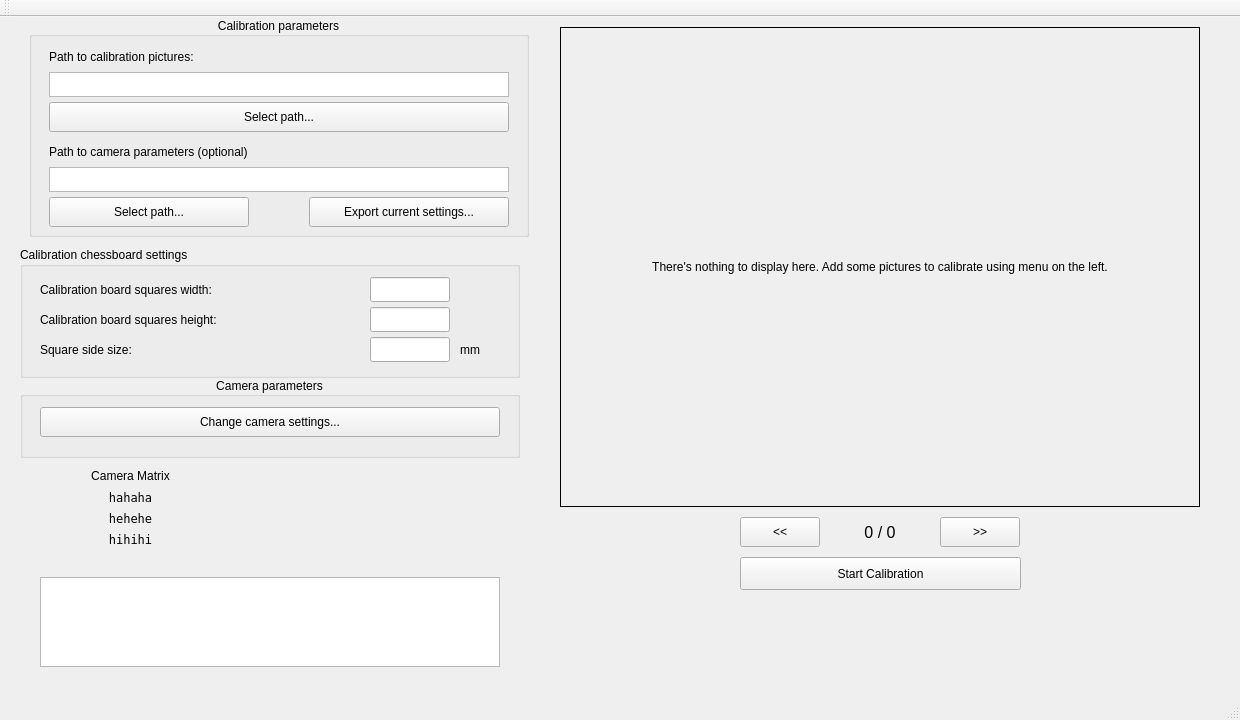
Qt form gui-beta/calib-gui/calibgui.ui (Kuwashitamidayo/camera_calib) before a commit.
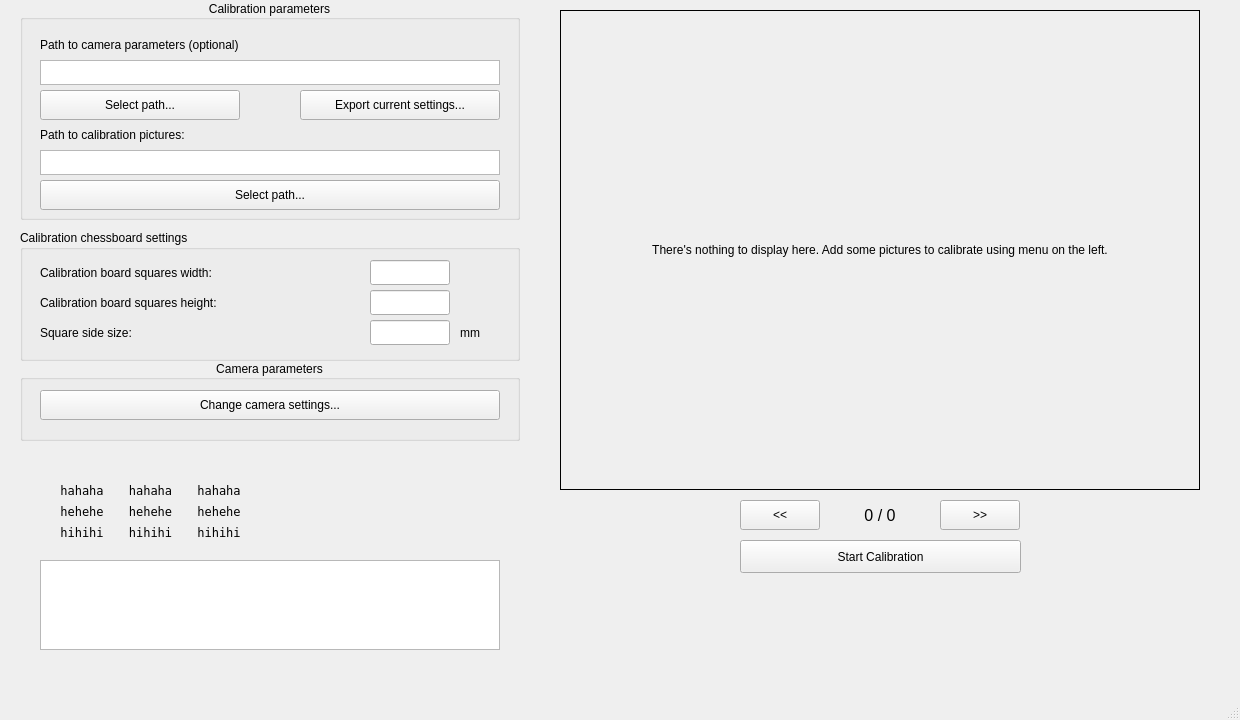
The same form after that commit.

Commit message: GUI is now reorganized. Added connection between both windows parameters, now camera matrix and distance coefficients are updated when needed.

```diff
--- a/gui-beta/calib-gui/calibgui.ui
+++ b/gui-beta/calib-gui/calibgui.ui
@@ -32,7 +32,7 @@
    <widget class="QGroupBox" name="gBoxCalibParams">
     <property name="geometry">
      <rect>
-      <x>29</x>
+      <x>20</x>
       <y>0</y>
       <width>500</width>
       <height>220</height>
@@ -75,7 +75,7 @@
      <property name="geometry">
       <rect>
        <x>20</x>
-       <y>55</y>
+       <y>150</y>
        <width>460</width>
        <height>25</height>
       </rect>
@@ -103,7 +103,7 @@
      <property name="geometry">
       <rect>
        <x>20</x>
-       <y>30</y>
+       <y>125</y>
        <width>310</width>
        <height>20</height>
       </rect>
@@ -122,7 +122,7 @@
      <property name="geometry">
       <rect>
        <x>20</x>
-       <y>85</y>
+       <y>180</y>
        <width>460</width>
        <height>30</height>
       </rect>
@@ -147,7 +147,7 @@
      <property name="geometry">
       <rect>
        <x>20</x>
-       <y>125</y>
+       <y>35</y>
        <width>310</width>
        <height>20</height>
       </rect>
@@ -166,7 +166,7 @@
      <property name="geometry">
       <rect>
        <x>20</x>
-       <y>150</y>
+       <y>60</y>
        <width>460</width>
        <height>25</height>
       </rect>
@@ -182,7 +182,7 @@
      <property name="geometry">
       <rect>
        <x>20</x>
-       <y>180</y>
+       <y>90</y>
        <width>200</width>
        <height>30</height>
       </rect>
@@ -201,7 +201,7 @@
      <property name="geometry">
       <rect>
        <x>280</x>
-       <y>180</y>
+       <y>90</y>
        <width>200</width>
        <height>30</height>
       </rect>
@@ -441,73 +441,6 @@
      </property>
     </widget>
    </widget>
-   <widget class="QWidget" name="verticalLayoutWidget">
-    <property name="geometry">
-     <rect>
-      <x>40</x>
-      <y>440</y>
-      <width>181</width>
-      <height>101</height>
-     </rect>
-    </property>
-    <layout class="QVBoxLayout" name="verticalLayoutCamMatrix">
-     <item>
-      <widget class="QLabel" name="labelCameraMatrix">
-       <property name="text">
-        <string>Camera Matrix</string>
-       </property>
-       <property name="alignment">
-        <set>Qt::AlignCenter</set>
-       </property>
-      </widget>
-     </item>
-     <item>
-      <widget class="QLabel" name="labelCamRow1">
-       <property name="font">
-        <font>
-         <family>Bitstream Vera Sans Mono</family>
-        </font>
-       </property>
-       <property name="text">
-        <string>hahaha</string>
-       </property>
-       <property name="alignment">
-        <set>Qt::AlignCenter</set>
-       </property>
-      </widget>
-     </item>
-     <item>
-      <widget class="QLabel" name="labelCamRow2">
-       <property name="font">
-        <font>
-         <family>Bitstream Vera Sans Mono</family>
-        </font>
-       </property>
-       <property name="text">
-        <string>hehehe</string>
-       </property>
-       <property name="alignment">
-        <set>Qt::AlignCenter</set>
-       </property>
-      </widget>
-     </item>
-     <item>
-      <widget class="QLabel" name="labelCamRow3">
-       <property name="font">
-        <font>
-         <family>Bitstream Vera Sans Mono</family>
-        </font>
-       </property>
-       <property name="text">
-        <string>hihihi</string>
-       </property>
-       <property name="alignment">
-        <set>Qt::AlignCenter</set>
-       </property>
-      </widget>
-     </item>
-    </layout>
-   </widget>
    <widget class="QLabel" name="labelIsChessFound">
     <property name="geometry">
      <rect>
@@ -537,6 +470,280 @@
      <string>Start Calibration</string>
     </property>
    </widget>
+   <widget class="QWidget" name="gridLayoutWidget">
+    <property name="geometry">
+     <rect>
+      <x>40</x>
+      <y>450</y>
+      <width>221</width>
+      <height>101</height>
+     </rect>
+    </property>
+    <layout class="QGridLayout" name="gridCamMatrix">
+     <item row="3" column="0">
+      <widget class="QLabel" name="labelCamRow3_1">
+       <property name="font">
+        <font>
+         <family>Bitstream Vera Sans Mono</family>
+        </font>
+       </property>
+       <property name="text">
+        <string>hihihi</string>
+       </property>
+       <property name="alignment">
+        <set>Qt::AlignCenter</set>
+       </property>
+      </widget>
+     </item>
+     <item row="1" column="1">
+      <widget class="QLabel" name="labelCamRow1_2">
+       <property name="font">
+        <font>
+         <family>Bitstream Vera Sans Mono</family>
+        </font>
+       </property>
+       <property name="text">
+        <string>hahaha</string>
+       </property>
+       <property name="alignment">
+        <set>Qt::AlignCenter</set>
+       </property>
+      </widget>
+     </item>
+     <item row="3" column="1">
+      <widget class="QLabel" name="labelCamRow3_2">
+       <property name="font">
+        <font>
+         <family>Bitstream Vera Sans Mono</family>
+        </font>
+       </property>
+       <property name="text">
+        <string>hihihi</string>
+       </property>
+       <property name="alignment">
+        <set>Qt::AlignCenter</set>
+       </property>
+      </widget>
+     </item>
+     <item row="2" column="2">
+      <widget class="QLabel" name="labelCamRow2_3">
+       <property name="font">
+        <font>
+         <family>Bitstream Vera Sans Mono</family>
+        </font>
+       </property>
+       <property name="text">
+        <string>hehehe</string>
+       </property>
+       <property name="alignment">
+        <set>Qt::AlignCenter</set>
+       </property>
+      </widget>
+     </item>
+     <item row="1" column="2">
+      <widget class="QLabel" name="labelCamRow1_3">
+       <property name="font">
+        <font>
+         <family>Bitstream Vera Sans Mono</family>
+        </font>
+       </property>
+       <property name="text">
+        <string>hahaha</string>
+       </property>
+       <property name="alignment">
+        <set>Qt::AlignCenter</set>
+       </property>
+      </widget>
+     </item>
+     <item row="2" column="1">
+      <widget class="QLabel" name="labelCamRow2_2">
+       <property name="font">
+        <font>
+         <family>Bitstream Vera Sans Mono</family>
+        </font>
+       </property>
+       <property name="text">
+        <string>hehehe</string>
+       </property>
+       <property name="alignment">
+        <set>Qt::AlignCenter</set>
+       </property>
+      </widget>
+     </item>
+     <item row="2" column="0">
+      <widget class="QLabel" name="labelCamRow2_1">
+       <property name="font">
+        <font>
+         <family>Bitstream Vera Sans Mono</family>
+        </font>
+       </property>
+       <property name="text">
+        <string>hehehe</string>
+       </property>
+       <property name="alignment">
+        <set>Qt::AlignCenter</set>
+       </property>
+      </widget>
+     </item>
+     <item row="3" column="2">
+      <widget class="QLabel" name="labelCamRow3_3">
+       <property name="font">
+        <font>
+         <family>Bitstream Vera Sans Mono</family>
+        </font>
+       </property>
+       <property name="text">
+        <string>hihihi</string>
+       </property>
+       <property name="alignment">
+        <set>Qt::AlignCenter</set>
+       </property>
+      </widget>
+     </item>
+     <item row="1" column="0">
+      <widget class="QLabel" name="labelCamRow1_1">
+       <property name="font">
+        <font>
+         <family>Bitstream Vera Sans Mono</family>
+        </font>
+       </property>
+       <property name="text">
+        <string>hahaha</string>
+       </property>
+       <property name="alignment">
+        <set>Qt::AlignCenter</set>
+       </property>
+      </widget>
+     </item>
+     <item row="0" column="1">
+      <widget class="QLabel" name="labelCameraMatrix">
+       <property name="text">
+        <string/>
+       </property>
+       <property name="alignment">
+        <set>Qt::AlignCenter</set>
+       </property>
+      </widget>
+     </item>
+    </layout>
+   </widget>
+   <widget class="QWidget" name="gridLayoutWidget_2">
+    <property name="geometry">
+     <rect>
+      <x>279</x>
+      <y>449</y>
+      <width>221</width>
+      <height>101</height>
+     </rect>
+    </property>
+    <layout class="QGridLayout" name="gridDistCoeff">
+     <item row="1" column="0">
+      <widget class="QLabel" name="labelDistCoeff1">
+       <property name="font">
+        <font>
+         <family>Bitstream Vera Sans Mono</family>
+         <weight>50</weight>
+         <italic>false</italic>
+         <bold>false</bold>
+        </font>
+       </property>
+       <property name="text">
+        <string/>
+       </property>
+       <property name="alignment">
+        <set>Qt::AlignCenter</set>
+       </property>
+      </widget>
+     </item>
+     <item row="0" column="0">
+      <widget class="QLabel" name="labelDistanceCoefficients">
+       <property name="text">
+        <string/>
+       </property>
+       <property name="alignment">
+        <set>Qt::AlignCenter</set>
+       </property>
+      </widget>
+     </item>
+     <item row="2" column="1">
+      <widget class="QLabel" name="labelDistCoeff4">
+       <property name="font">
+        <font>
+         <family>Bitstream Vera Sans Mono</family>
+         <weight>50</weight>
+         <italic>false</italic>
+         <bold>false</bold>
+        </font>
+       </property>
+       <property name="text">
+        <string/>
+       </property>
+       <property name="alignment">
+        <set>Qt::AlignCenter</set>
+       </property>
+      </widget>
+     </item>
+     <item row="2" column="0">
+      <widget class="QLabel" name="labelDistCoeff3">
+       <property name="font">
+        <font>
+         <family>Bitstream Vera Sans Mono</family>
+         <weight>50</weight>
+         <italic>false</italic>
+         <bold>false</bold>
+        </font>
+       </property>
+       <property name="text">
+        <string/>
+       </property>
+       <property name="alignment">
+        <set>Qt::AlignCenter</set>
+       </property>
+      </widget>
+     </item>
+     <item row="3" column="0">
+      <widget class="QLabel" name="labelDistCoeff5">
+       <property name="font">
+        <font>
+         <family>Bitstream Vera Sans Mono</family>
+         <weight>50</weight>
+         <italic>false</italic>
+         <bold>false</bold>
+        </font>
+       </property>
+       <property name="text">
+        <string/>
+       </property>
+       <property name="alignment">
+        <set>Qt::AlignCenter</set>
+       </property>
+      </widget>
+     </item>
+     <item row="1" column="1">
+      <widget class="QLabel" name="labelDistCoeff2">
+       <property name="font">
+        <font>
+         <family>Bitstream Vera Sans Mono</family>
+         <weight>50</weight>
+         <italic>false</italic>
+         <bold>false</bold>
+        </font>
+       </property>
+       <property name="text">
+        <string/>
+       </property>
+       <property name="alignment">
+        <set>Qt::AlignCenter</set>
+       </property>
+      </widget>
+     </item>
+    </layout>
+   </widget>
+  </widget>
+  <widget class="QStatusBar" name="statusBar">
+   <property name="enabled">
+    <bool>true</bool>
+   </property>
   </widget>
   <widget class="QMenuBar" name="menuBar">
    <property name="enabled">
@@ -554,22 +761,6 @@
     <locale language="English" country="UnitedStates"/>
    </property>
   </widget>
-  <widget class="QToolBar" name="mainToolBar">
-   <property name="enabled">
-    <bool>true</bool>
-   </property>
-   <attribute name="toolBarArea">
-    <enum>TopToolBarArea</enum>
-   </attribute>
-   <attribute name="toolBarBreak">
-    <bool>false</bool>
-   </attribute>
-  </widget>
-  <widget class="QStatusBar" name="statusBar">
-   <property name="enabled">
-    <bool>true</bool>
-   </property>
-  </widget>
  </widget>
  <layoutdefault spacing="6" margin="11"/>
  <resources/>
```
Left out of the diff: 2 changed lines with no effect on the pictures. The commit also changes 7 other files.
